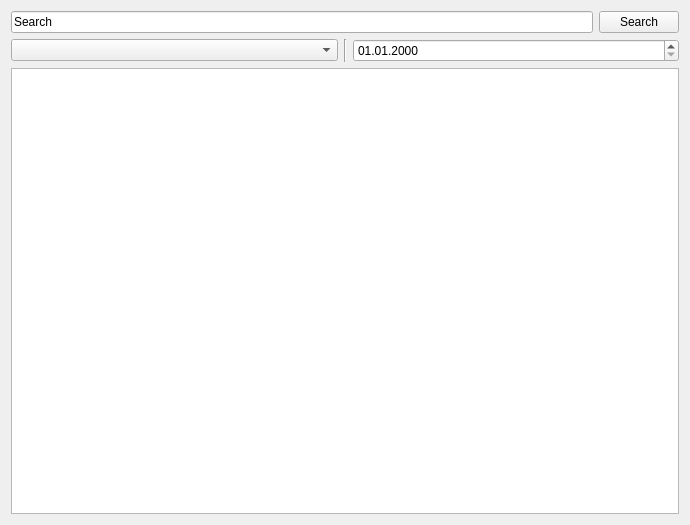
Above: ui/calenderlist.ui from viur-framework/viur-admin before the change. Below: the same form after it.
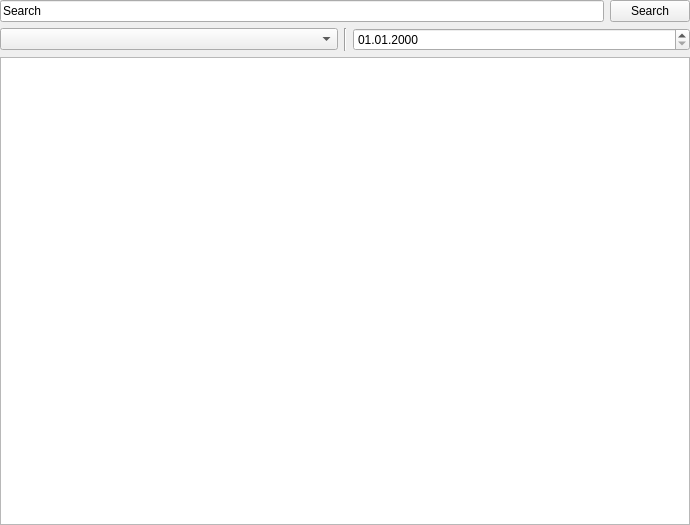
That is the form after the change. Icons and pictures are not drawn.

```diff
--- a/ui/calenderlist.ui
+++ b/ui/calenderlist.ui
@@ -14,6 +14,9 @@
    <string>Form</string>
   </property>
   <layout class="QVBoxLayout" name="verticalLayout">
+   <property name="margin">
+    <number>0</number>
+   </property>
    <item>
     <layout class="QHBoxLayout" name="boxActions"/>
    </item>
```
